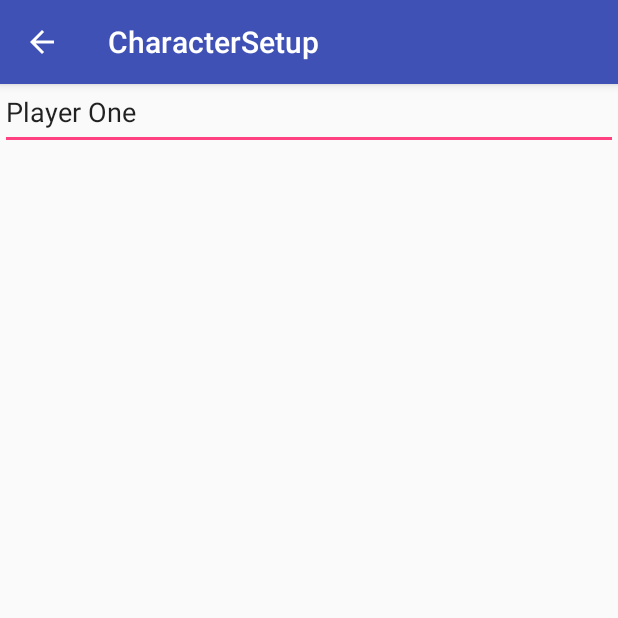
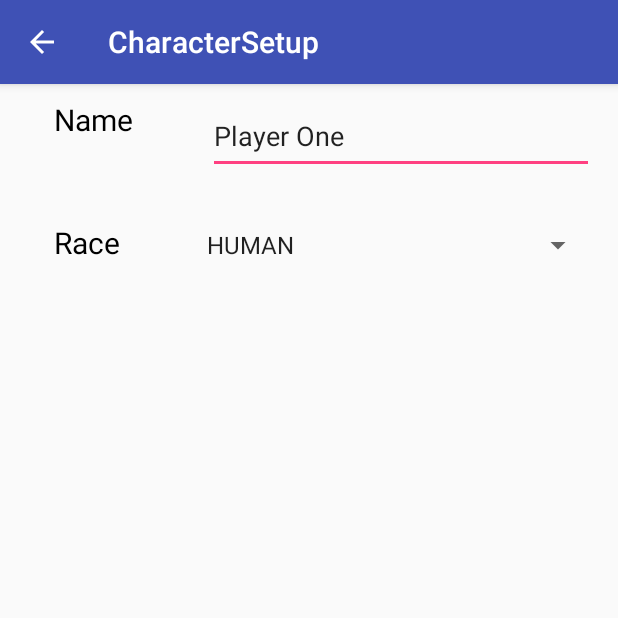
Before and after one commit to mueller04/DroidEverCraft, an Android app: the screen it shows after launch (CharacterSetup), after a tap on "PLAYER 1 ADVANCED SETUP", on a phone screen of 412 x 824 dp, the top half of it. Run offline under Robolectric (Android 15) with nearby library versions, the phone set to English and light mode, and no system bars.

Commit message:
updating race in spinner working

```diff
--- a/app/src/main/java/com/example/mike/droidevercraft/CharacterSetup.java
+++ b/app/src/main/java/com/example/mike/droidevercraft/CharacterSetup.java
@@ -9,17 +9,26 @@ import android.support.v7.widget.Toolbar;
 import android.util.Log;
 import android.view.KeyEvent;
 import android.view.View;
+import android.widget.AdapterView;
+import android.widget.ArrayAdapter;
 import android.widget.EditText;
+import android.widget.Spinner;
 
 import com.google.gson.Gson;
 
+import java.util.ArrayList;
+import java.util.List;
+
 public class CharacterSetup extends AppCompatActivity {
-
-    //TODO this screen doesn't seem to handle the device back button at the bottom of the device
 
     Gson gs;
     EverCraftCharacter everChar;
     private EditText characterName;
+    private int raceEnumIndex;
+
+    private Spinner raceSpinner;
+
+    private ArrayList<EverEnum.RaceEnum> raceSpinnerOptions;
 
 
     @Override
@@ -36,6 +45,48 @@ public class CharacterSetup extends AppCompatActivity {
         everChar = gs.fromJson(evercharSerialized2, EverCraftCharacter.class);
         characterName = (EditText) findViewById(R.id.character_name_input);
         characterName.setText(everChar.getName());
+
+
+
+        createRaceSpinner();
+    }
+
+
+    private void createRaceSpinner(){
+        raceSpinnerOptions = new ArrayList<>();
+        int index = 0;
+        for (EverEnum.RaceEnum e : EverEnum.RaceEnum.values()){
+            raceSpinnerOptions.add(e);
+            if (e == everChar.getRace()){
+                raceEnumIndex = index;
+            }
+            index++;
+        }
+
+        raceSpinner = (Spinner)findViewById(R.id.race_spinner);
+        ArrayAdapter<EverEnum.RaceEnum>adapter = new ArrayAdapter<EverEnum.RaceEnum>(CharacterSetup.this,
+                android.R.layout.simple_spinner_item, raceSpinnerOptions);
+
+        adapter.setDropDownViewResource(android.R.layout.simple_spinner_dropdown_item);
+        raceSpinner.setAdapter(adapter);
+        raceSpinner.setOnItemSelectedListener(new AdapterView.OnItemSelectedListener() {
+            @Override
+            public void onItemSelected(AdapterView<?> parent, View view,
+                                       int position, long id) {
+                EverEnum.RaceEnum currentRaceSelection = (EverEnum.RaceEnum)parent.getItemAtPosition(position);
+                everChar.setRace(currentRaceSelection);
+            }
+
+            @Override
+            public void onNothingSelected(AdapterView<?> parent) {
+                //we aren't even hitting this method, how is this called?  I want it to show the current rance when player hits screen
+
+
+            }
+        });
+
+        raceSpinner.setSelection(raceEnumIndex);
+        Log.d("raceEnumIndex", String.valueOf(raceEnumIndex));
     }
 
     //TODO I'm guessing this is for the navigation bar back button..doesn't fire or do anything
--- a/app/src/main/res/layout/activity_character_setup.xml
+++ b/app/src/main/res/layout/activity_character_setup.xml
@@ -29,6 +29,27 @@
         android:layout_marginTop="40dp"
         android:orientation="vertical">
 
+        <LinearLayout xmlns:android="http://schemas.android.com/apk/res/android"
+            xmlns:tools="http://schemas.android.com/tools"
+            android:layout_width="match_parent"
+            android:layout_height="match_parent"
+            android:orientation="horizontal"
+            android:paddingBottom="@dimen/activity_vertical_margin"
+            android:paddingLeft="@dimen/activity_horizontal_margin"
+            android:paddingRight="@dimen/activity_horizontal_margin"
+            android:paddingTop="@dimen/activity_vertical_margin"
+            tools:context="com.example.mike.droidevercraft.MainActivity">
+
+            <TextView
+                android:id="@+id/character1"
+                android:layout_marginRight="50dp"
+                android:layout_marginLeft="20dp"
+                android:layout_width="wrap_content"
+                android:layout_height="wrap_content"
+                android:textColor="#000000"
+                android:textSize="20dp"
+                android:text="Name" />
+
             <EditText
                 android:id="@+id/character_name_input"
                 android:layout_marginTop="10dp"
@@ -39,4 +60,35 @@
 
         </LinearLayout>
 
+        <LinearLayout xmlns:android="http://schemas.android.com/apk/res/android"
+            xmlns:tools="http://schemas.android.com/tools"
+            android:layout_width="match_parent"
+            android:layout_height="match_parent"
+            android:orientation="horizontal"
+            android:paddingBottom="@dimen/activity_vertical_margin"
+            android:paddingLeft="@dimen/activity_horizontal_margin"
+            android:paddingRight="@dimen/activity_horizontal_margin"
+            android:paddingTop="@dimen/activity_vertical_margin"
+            tools:context="com.example.mike.droidevercraft.MainActivity">
+
+            <TextView
+                android:id="@+id/character1"
+                android:layout_marginRight="50dp"
+                android:layout_marginLeft="20dp"
+                android:layout_width="wrap_content"
+                android:layout_height="wrap_content"
+                android:textColor="#000000"
+                android:textSize="20dp"
+                android:text="Race" />
+
+            <Spinner
+                android:id="@+id/race_spinner"
+                android:layout_width="fill_parent"
+                android:layout_height="wrap_content" />
+
+        </LinearLayout>
+
+
+    </LinearLayout>
+
 </android.support.design.widget.CoordinatorLayout>
```
Lines whose indentation alone changed are shown as unchanged.
